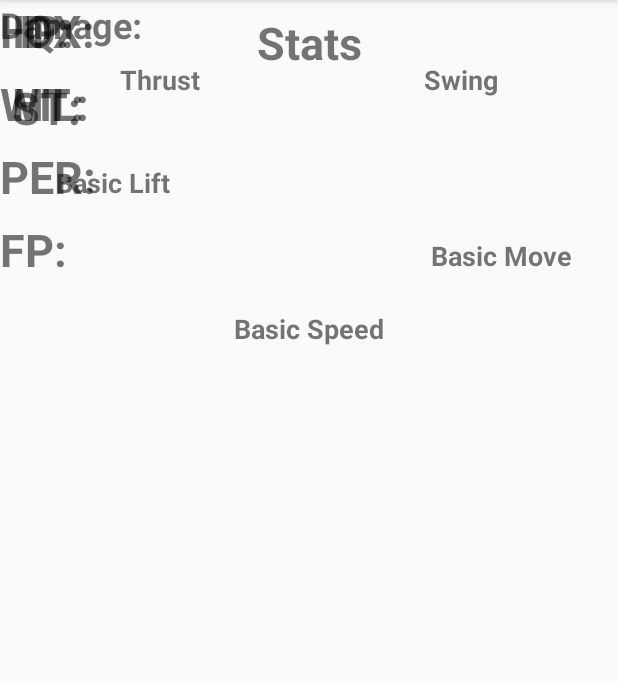
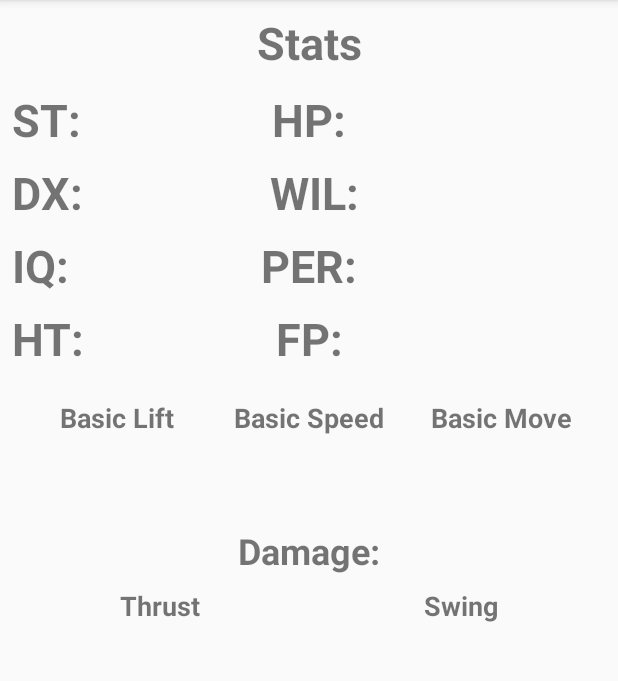
Before and after one commit to vincentcote87/RoleSlayer, an Android app: the CharacterStats screen opened directly, with no data from a screen before it, on a phone screen of 412 x 824 dp, the part 84-765 px from its top. Run offline under Robolectric (Android 15) with nearby library versions, the phone set to English and light mode, and no system bars; 1 statement that could not run was skipped.

Commit message:
Fixed stats layout

```diff
--- a/RoleSlayer/app/src/main/AndroidManifest.xml
+++ b/RoleSlayer/app/src/main/AndroidManifest.xml
@@ -21,7 +21,8 @@
         <activity android:name=".CharacterBasics" />
         <activity android:name=".CharacterInventoryPage" />
         <activity android:name=".CharacterNotesPage" />
-        <activity android:name=".CharacterStats"></activity>
+        <activity android:name=".CharacterStats" android:exported="true">
+        </activity>
     </application>
 
 </manifest>
--- a/RoleSlayer/app/src/main/res/layout/activity_character_stats.xml
+++ b/RoleSlayer/app/src/main/res/layout/activity_character_stats.xml
@@ -10,12 +10,15 @@
         android:id="@+id/fpLabelID"
         android:layout_width="wrap_content"
         android:layout_height="wrap_content"
+        android:layout_marginEnd="8dp"
+        android:layout_marginStart="8dp"
         android:layout_marginTop="8dp"
         android:text="@string/fpLabel"
         android:textSize="30sp"
         android:textStyle="bold"
-        app:layout_constraintTop_toBottomOf="@+id/perLabelID"
-        tools:layout_editor_absoluteX="180dp" />
+        app:layout_constraintEnd_toEndOf="parent"
+        app:layout_constraintStart_toStartOf="parent"
+        app:layout_constraintTop_toBottomOf="@+id/perLabelID" />
 
     <TextView
         android:id="@+id/statsHeaderID"
@@ -37,18 +40,23 @@
         android:id="@+id/damageHeaderID"
         android:layout_width="0dp"
         android:layout_height="wrap_content"
+        android:layout_marginEnd="8dp"
+        android:layout_marginStart="8dp"
+        android:layout_marginTop="60dp"
         android:text="@string/damageLabel"
         android:textAlignment="center"
         android:textSize="24sp"
         android:textStyle="bold"
-        tools:layout_editor_absoluteX="8dp"
-        tools:layout_editor_absoluteY="338dp" />
+        app:layout_constraintEnd_toEndOf="parent"
+        app:layout_constraintStart_toStartOf="parent"
+        app:layout_constraintTop_toBottomOf="@+id/bsLabelID" />
 
     <TextView
         android:id="@+id/stLabelID"
         android:layout_width="wrap_content"
         android:layout_height="wrap_content"
         android:layout_marginStart="8dp"
+        android:layout_marginTop="8dp"
         android:text="@string/stLabel"
         android:textSize="30sp"
         android:textStyle="bold"
@@ -57,14 +65,18 @@
 
     <TextView
         android:id="@+id/stInputID"
-        android:layout_width="50dp"
+        android:layout_width="0dp"
         android:layout_height="wrap_content"
+        android:layout_marginEnd="8dp"
         android:layout_marginStart="8dp"
+        android:layout_marginTop="8dp"
         android:text="@string/empty"
         android:textAlignment="viewStart"
         android:textSize="30sp"
+        app:layout_constraintEnd_toStartOf="@+id/hpLabelID"
+        app:layout_constraintHorizontal_bias="0.0"
         app:layout_constraintStart_toEndOf="@+id/stLabelID"
-        tools:layout_editor_absoluteY="51dp" />
+        app:layout_constraintTop_toBottomOf="@+id/statsHeaderID" />
 
     <!--<ImageView-->
     <!--android:id="@+id/imageView"-->
@@ -81,46 +93,38 @@
         android:id="@+id/dxLabelID"
         android:layout_width="wrap_content"
         android:layout_height="wrap_content"
-        android:layout_marginStart="16dp"
+        android:layout_marginStart="8dp"
+        android:layout_marginTop="8dp"
         android:text="@string/dxLabel"
         android:textSize="30sp"
         android:textStyle="bold"
         app:layout_constraintStart_toStartOf="parent"
-        tools:layout_editor_absoluteY="454dp" />
+        app:layout_constraintTop_toBottomOf="@+id/stLabelID" />
 
     <TextView
         android:id="@+id/dxInputID"
         android:layout_width="0dp"
         android:layout_height="wrap_content"
+        android:layout_marginEnd="8dp"
+        android:layout_marginStart="8dp"
+        android:layout_marginTop="8dp"
         android:text="@string/empty"
         android:textSize="30sp"
-        tools:layout_editor_absoluteX="134dp"
-        tools:layout_editor_absoluteY="454dp" />
+        app:layout_constraintEnd_toStartOf="@+id/wilLabelID"
+        app:layout_constraintStart_toEndOf="@+id/dxLabelID"
+        app:layout_constraintTop_toBottomOf="@+id/stInputID" />
 
     <TextView
         android:id="@+id/iqLabelID"
         android:layout_width="wrap_content"
         android:layout_height="wrap_content"
         android:layout_marginStart="8dp"
+        android:layout_marginTop="8dp"
         android:text="@string/iqLabel"
         android:textSize="30sp"
         android:textStyle="bold"
         app:layout_constraintStart_toStartOf="parent"
-        tools:layout_editor_absoluteY="149dp" />
-
-    <TextView
-        android:id="@+id/iqInputID"
-        android:layout_width="0dp"
-        android:layout_height="41dp"
-        android:layout_marginEnd="8dp"
-        android:layout_marginStart="8dp"
-        android:layout_marginTop="8dp"
-        android:text="@string/empty"
-        android:textAlignment="viewStart"
-        android:textSize="30sp"
-        app:layout_constraintEnd_toStartOf="@+id/perLabelID"
-        app:layout_constraintStart_toEndOf="@+id/iqLabelID"
-        app:layout_constraintTop_toBottomOf="@+id/dxInputID" />
+        app:layout_constraintTop_toBottomOf="@+id/dxLabelID" />
 
     <TextView
         android:id="@+id/htLabelID"
@@ -152,31 +156,46 @@
         android:id="@+id/hpLabelID"
         android:layout_width="wrap_content"
         android:layout_height="wrap_content"
+        android:layout_marginEnd="8dp"
+        android:layout_marginStart="8dp"
+        android:layout_marginTop="8dp"
         android:text="@string/hpLabel"
         android:textSize="30sp"
         android:textStyle="bold"
-        tools:layout_editor_absoluteX="180dp"
-        tools:layout_editor_absoluteY="51dp" />
+        app:layout_constraintEnd_toEndOf="parent"
+        app:layout_constraintStart_toStartOf="parent"
+        app:layout_constraintTop_toBottomOf="@+id/statsHeaderID" />
 
     <TextView
         android:id="@+id/hpInputID"
         android:layout_width="0dp"
-        android:layout_height="wrap_content"
+        android:layout_height="0dp"
+        android:layout_marginBottom="8dp"
+        android:layout_marginEnd="8dp"
+        android:layout_marginStart="8dp"
+        android:layout_marginTop="8dp"
         android:text="@string/empty"
         android:textSize="30sp"
-        tools:layout_editor_absoluteX="238dp"
-        tools:layout_editor_absoluteY="51dp" />
+        app:layout_constraintBottom_toBottomOf="@+id/hpLabelID"
+        app:layout_constraintEnd_toEndOf="parent"
+        app:layout_constraintHorizontal_bias="1.0"
+        app:layout_constraintStart_toEndOf="@+id/hpLabelID"
+        app:layout_constraintTop_toBottomOf="@+id/statsHeaderID" />
 
     <TextView
         android:id="@+id/wilLabelID"
         android:layout_width="wrap_content"
         android:layout_height="wrap_content"
+        android:layout_marginEnd="8dp"
+        android:layout_marginStart="8dp"
         android:layout_marginTop="8dp"
         android:text="@string/wilLabel"
         android:textSize="30sp"
         android:textStyle="bold"
-        app:layout_constraintTop_toBottomOf="@+id/hpLabelID"
-        tools:layout_editor_absoluteX="180dp" />
+        app:layout_constraintEnd_toEndOf="parent"
+        app:layout_constraintHorizontal_bias="0.51"
+        app:layout_constraintStart_toStartOf="parent"
+        app:layout_constraintTop_toBottomOf="@+id/hpLabelID" />
 
     <TextView
         android:id="@+id/wilInputID"
@@ -226,12 +245,15 @@
         android:id="@+id/perLabelID"
         android:layout_width="wrap_content"
         android:layout_height="wrap_content"
+        android:layout_marginEnd="8dp"
+        android:layout_marginStart="8dp"
         android:layout_marginTop="8dp"
         android:text="@string/perLabel"
         android:textSize="30sp"
         android:textStyle="bold"
-        app:layout_constraintTop_toBottomOf="@+id/wilLabelID"
-        tools:layout_editor_absoluteX="180dp" />
+        app:layout_constraintEnd_toEndOf="parent"
+        app:layout_constraintStart_toStartOf="parent"
+        app:layout_constraintTop_toBottomOf="@+id/wilLabelID" />
 
     <TextView
         android:id="@+id/descriptionInputID"
@@ -252,10 +274,10 @@
         android:layout_marginStart="8dp"
         android:layout_marginTop="20dp"
         android:text="@string/blLabel"
+        android:textAlignment="center"
         android:textSize="18sp"
         android:textStyle="bold"
         app:layout_constraintEnd_toStartOf="@+id/bsLabelID"
-        app:layout_constraintHorizontal_bias="0.46"
         app:layout_constraintStart_toStartOf="parent"
         app:layout_constraintTop_toBottomOf="@+id/htLabelID" />
 
@@ -267,11 +289,14 @@
         android:layout_marginStart="8dp"
         android:layout_marginTop="20dp"
         android:text="@string/bmLabel"
+        android:textAlignment="center"
         android:textSize="18sp"
         android:textStyle="bold"
+        app:layout_constraintBottom_toBottomOf="@+id/bsLabelID"
         app:layout_constraintEnd_toEndOf="parent"
         app:layout_constraintStart_toEndOf="@+id/bsLabelID"
-        app:layout_constraintTop_toBottomOf="@+id/fpInputID" />
+        app:layout_constraintTop_toBottomOf="@+id/fpLabelID"
+        app:layout_constraintVertical_bias="0.93" />
 
     <TextView
         android:id="@+id/bsLabelID"
@@ -281,6 +306,7 @@
         android:layout_marginStart="8dp"
         android:layout_marginTop="20dp"
         android:text="@string/bsLabel"
+        android:textAlignment="center"
         android:textSize="18sp"
         android:textStyle="bold"
         app:layout_constraintEnd_toEndOf="parent"
@@ -319,7 +345,7 @@
 
     <TextView
         android:id="@+id/thrustInputID"
-        android:layout_width="wrap_content"
+        android:layout_width="0dp"
         android:layout_height="wrap_content"
         android:layout_marginEnd="8dp"
         android:layout_marginStart="8dp"
@@ -349,7 +375,7 @@
 
     <TextView
         android:id="@+id/swingInputID"
-        android:layout_width="wrap_content"
+        android:layout_width="0dp"
         android:layout_height="wrap_content"
         android:layout_marginEnd="8dp"
         android:layout_marginStart="8dp"
@@ -364,7 +390,7 @@
 
     <TextView
         android:id="@+id/swingLabelID"
-        android:layout_width="49dp"
+        android:layout_width="wrap_content"
         android:layout_height="wrap_content"
         android:layout_marginEnd="80dp"
         android:layout_marginTop="8dp"
@@ -386,4 +412,18 @@
         app:layout_constraintStart_toStartOf="parent"
         app:layout_constraintTop_toBottomOf="@+id/damageHeaderID" />
 
+    <TextView
+        android:id="@+id/iqInputID"
+        android:layout_width="0dp"
+        android:layout_height="41dp"
+        android:layout_marginEnd="8dp"
+        android:layout_marginStart="8dp"
+        android:layout_marginTop="8dp"
+        android:text="@string/empty"
+        android:textAlignment="viewStart"
+        android:textSize="30sp"
+        app:layout_constraintEnd_toStartOf="@+id/perLabelID"
+        app:layout_constraintStart_toEndOf="@+id/iqLabelID"
+        app:layout_constraintTop_toBottomOf="@+id/dxInputID" />
+
 </android.support.constraint.ConstraintLayout>
```
